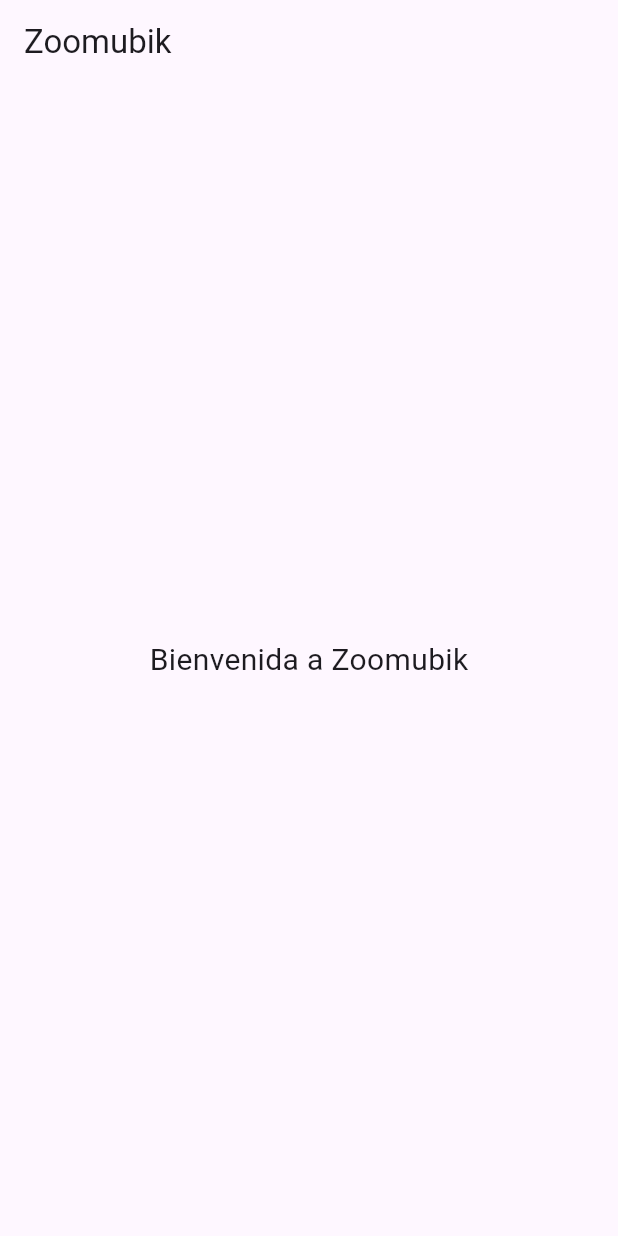
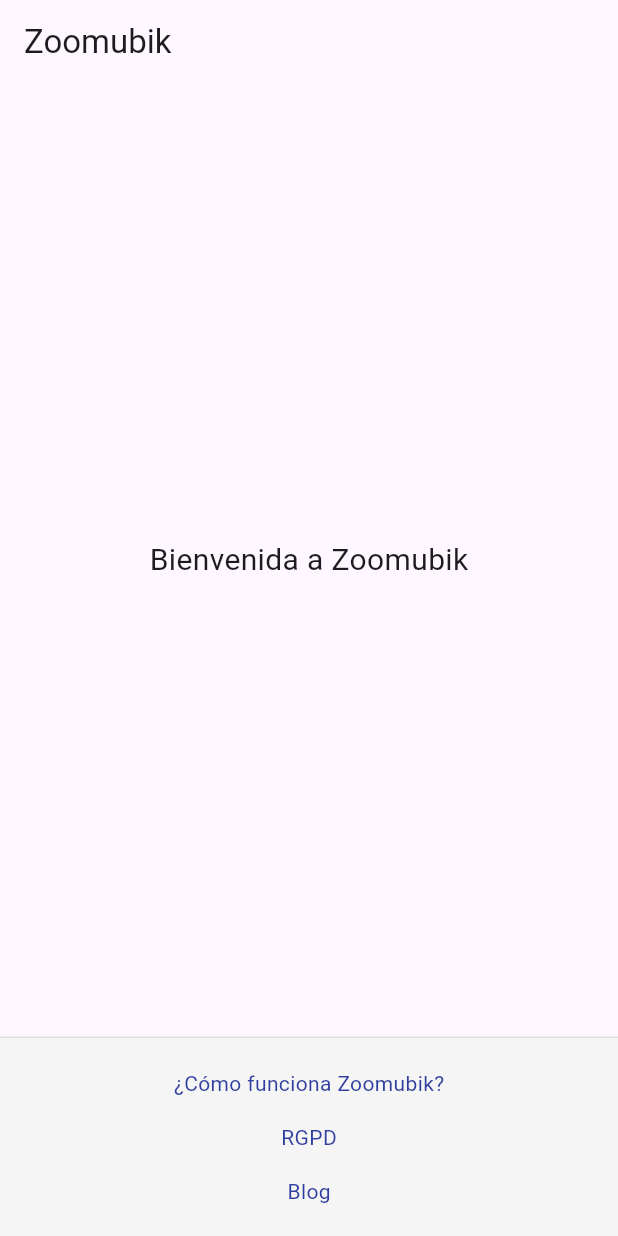
Before and after one commit to postaldream/Zoomubik, a Flutter app: the screen it shows after launch, on a phone screen of 412 x 824 dp. Run offline on Flutter 3.47's test engine with Material 3 defaults, Android fonts, the phone set to English and light mode, and no system bars; missing offline and left inert: dart:html.

Commit message:
Add responsive footer with three links to Zoomubik website
Co-authored-by: postaldream <211642808+postaldream@users.noreply.github.com>

```diff
--- a/lib/main.dart
+++ b/lib/main.dart
@@ -1,4 +1,5 @@
 import 'package:flutter/material.dart';
+import 'dart:html' as html;
 
 void main() => runApp(ZoomubikApp());
 
@@ -23,12 +24,101 @@ class HomePage extends StatelessWidget {
       appBar: AppBar(
         title: Text('Zoomubik'),
       ),
-      body: Center(
-        child: Text(
-          'Bienvenida a Zoomubik',
-          style: TextStyle(fontSize: 20),
-        ),
+      body: Column(
+        children: [
+          Expanded(
+            child: Center(
+              child: Text(
+                'Bienvenida a Zoomubik',
+                style: TextStyle(fontSize: 20),
+              ),
+            ),
+          ),
+          FooterWidget(),
+        ],
       ),
     );
   }
 }
+
+class FooterWidget extends StatelessWidget {
+  void _launchURL(String url) {
+    html.window.open(url, '_blank');
+  }
+
+  @override
+  Widget build(BuildContext context) {
+    final screenWidth = MediaQuery.of(context).size.width;
+    final isMobile = screenWidth <= 768;
+
+    return Container(
+      width: double.infinity,
+      padding: EdgeInsets.symmetric(vertical: 16, horizontal: 20),
+      decoration: BoxDecoration(
+        color: Colors.grey[100],
+        border: Border(
+          top: BorderSide(color: Colors.grey[300]!, width: 1),
+        ),
+      ),
+      child: isMobile
+          ? Center(
+              child: Column(
+                mainAxisSize: MainAxisSize.min,
+                children: [
+                  _buildFooterLink(
+                    '¿Cómo funciona Zoomubik?',
+                    'https://zoomubik.com/como-funciona-zoomubik/',
+                  ),
+                  SizedBox(height: 8),
+                  _buildFooterLink(
+                    'RGPD',
+                    'https://zoomubik.com/rgpd/',
+                  ),
+                  SizedBox(height: 8),
+                  _buildFooterLink(
+                    'Blog',
+                    'https://zoomubik.com/blog/',
+                  ),
+                ],
+              ),
+            )
+          : Row(
+              mainAxisAlignment: MainAxisAlignment.end,
+              children: [
+                _buildFooterLink(
+                  '¿Cómo funciona Zoomubik?',
+                  'https://zoomubik.com/como-funciona-zoomubik/',
+                ),
+                SizedBox(width: 20),
+                _buildFooterLink(
+                  'RGPD',
+                  'https://zoomubik.com/rgpd/',
+                ),
+                SizedBox(width: 20),
+                _buildFooterLink(
+                  'Blog',
+                  'https://zoomubik.com/blog/',
+                ),
+              ],
+            ),
+    );
+  }
+
+  Widget _buildFooterLink(String text, String url) {
+    return InkWell(
+      onTap: () => _launchURL(url),
+      child: Padding(
+        padding: EdgeInsets.symmetric(vertical: 4, horizontal: 8),
+        child: Text(
+          text,
+          style: TextStyle(
+            color: Colors.indigo[700],
+            fontSize: 14,
+            decoration: TextDecoration.none,
+          ),
+        ),
+      ),
+      onHover: (hovering) {},
+    );
+  }
+}
```
Also changed, not shown: 1 other file.
